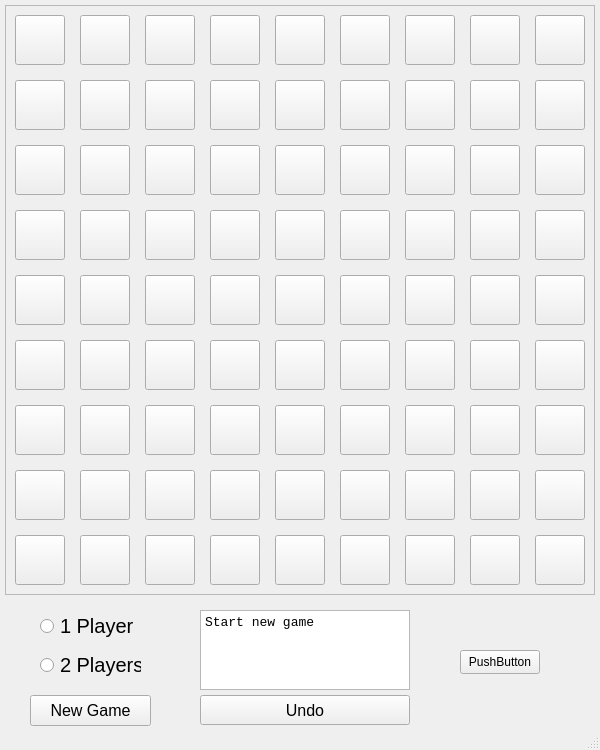
crimvael/quoridor, file quoridor.ui: the form before one commit.
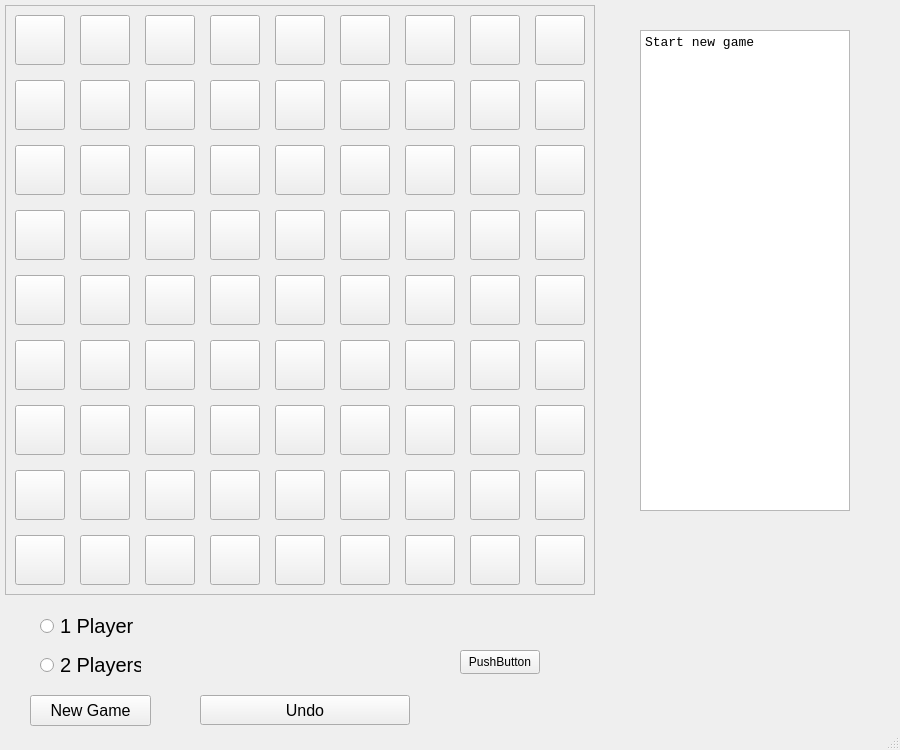
The form after the commit.

```diff
--- a/quoridor.ui
+++ b/quoridor.ui
@@ -6,25 +6,25 @@
    <rect>
     <x>0</x>
     <y>0</y>
-    <width>600</width>
+    <width>900</width>
     <height>750</height>
    </rect>
   </property>
   <property name="sizePolicy">
-   <sizepolicy hsizetype="Fixed" vsizetype="Fixed">
+   <sizepolicy hsizetype="Expanding" vsizetype="Fixed">
     <horstretch>0</horstretch>
     <verstretch>0</verstretch>
    </sizepolicy>
   </property>
   <property name="minimumSize">
    <size>
-    <width>600</width>
+    <width>900</width>
     <height>750</height>
    </size>
   </property>
   <property name="maximumSize">
    <size>
-    <width>600</width>
+    <width>900</width>
     <height>750</height>
    </size>
   </property>
@@ -1610,10 +1610,10 @@
    <widget class="QTextBrowser" name="textBrowser">
     <property name="geometry">
      <rect>
-      <x>200</x>
-      <y>610</y>
+      <x>640</x>
+      <y>30</y>
       <width>210</width>
-      <height>80</height>
+      <height>481</height>
      </rect>
     </property>
     <property name="font">
```
Left out of the diff: 2 changed lines with no effect on the pictures.
